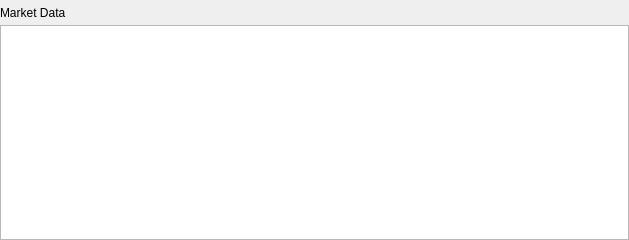
Old version of the form BlockSettleUILib/MarketDataWidget.ui in the repository BlockSettle/terminal.
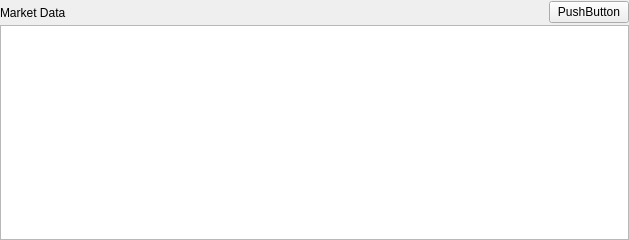
New version of the form. Custom widgets are drawn as their Qt base class.

Diff of the .ui file:
```diff
--- a/BlockSettleUILib/MarketDataWidget.ui
+++ b/BlockSettleUILib/MarketDataWidget.ui
@@ -96,6 +96,26 @@
         </property>
        </widget>
       </item>
+      <item>
+       <spacer name="horizontalSpacer_2">
+        <property name="orientation">
+         <enum>Qt::Horizontal</enum>
+        </property>
+        <property name="sizeHint" stdset="0">
+         <size>
+          <width>40</width>
+          <height>20</height>
+         </size>
+        </property>
+       </spacer>
+      </item>
+      <item>
+       <widget class="QPushButton" name="pushButtonMDConnection">
+        <property name="text">
+         <string>PushButton</string>
+        </property>
+       </widget>
+      </item>
      </layout>
     </widget>
    </item>
```
